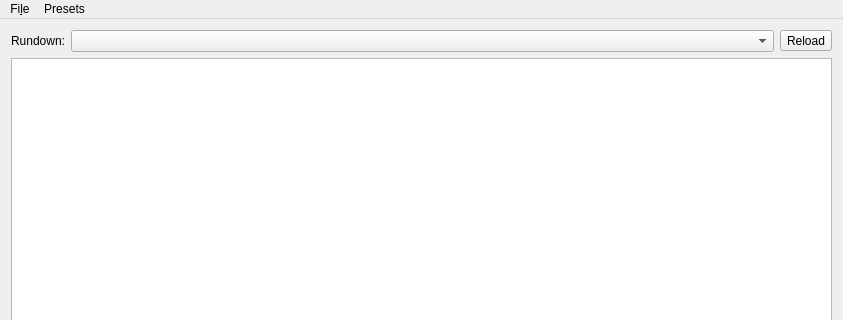
The window that mainwindow.ui (petersimonsson/rcexportcg) describes before a commit, drawn with Qt 5; both pictures show x 0 to 843 and y 0 to 320 of the 843 by 575 pixel window.
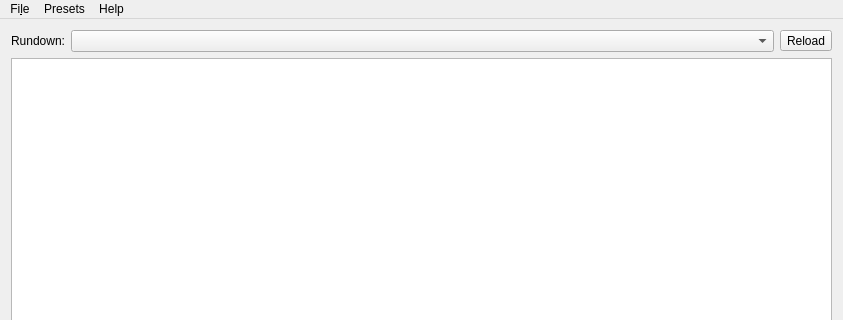
The same window after the commit. Icons and pictures are not drawn. Custom widgets are drawn as their Qt base class.

Commit message: Add about dialogs for the app and qt

What changed in the file:
```diff
--- a/mainwindow.ui
+++ b/mainwindow.ui
@@ -130,7 +130,7 @@
      <x>0</x>
      <y>0</y>
      <width>843</width>
-     <height>23</height>
+     <height>20</height>
     </rect>
    </property>
    <widget class="QMenu" name="menuFile">
@@ -146,8 +146,16 @@
     </property>
     <addaction name="actionReload"/>
    </widget>
+   <widget class="QMenu" name="menuHelp">
+    <property name="title">
+     <string>Help</string>
+    </property>
+    <addaction name="actionAbout"/>
+    <addaction name="actionAbout_Qt"/>
+   </widget>
    <addaction name="menuFile"/>
    <addaction name="menuPresets"/>
+   <addaction name="menuHelp"/>
   </widget>
   <action name="actionSettings">
    <property name="text">
```
Left out of the diff: 10 changed lines with no effect on the pictures. The commit also changes 3 other files.
